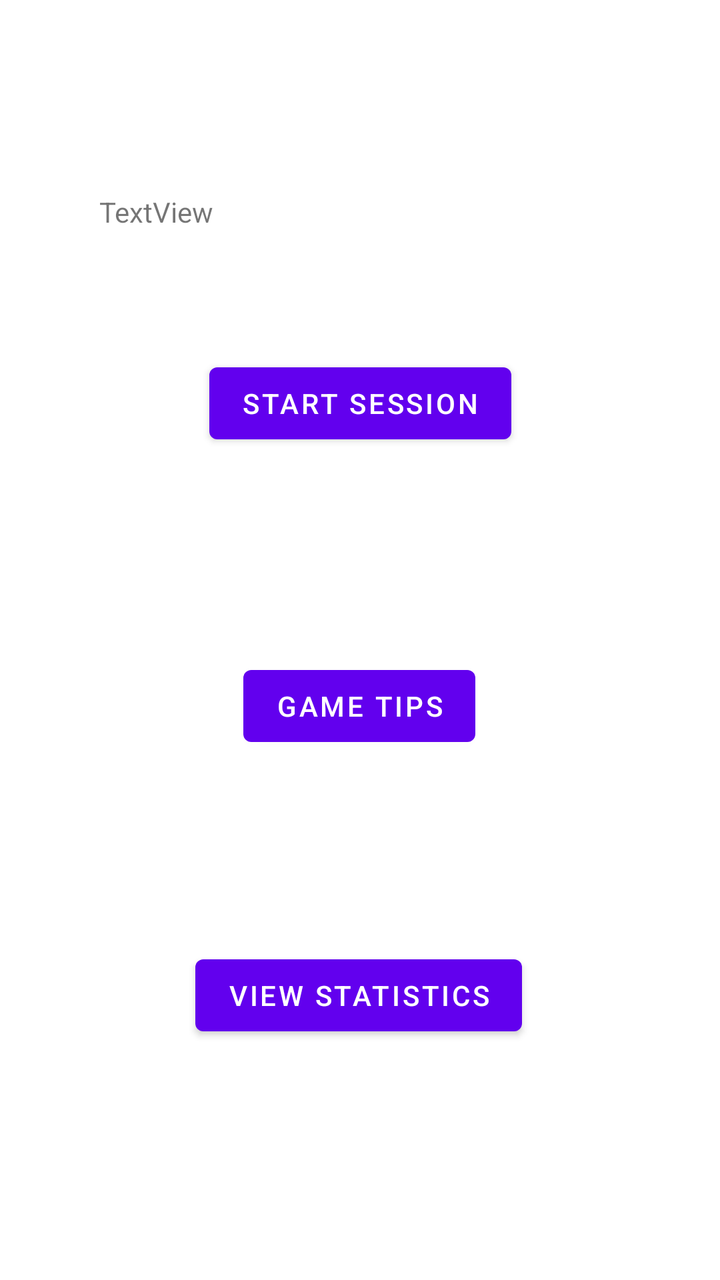
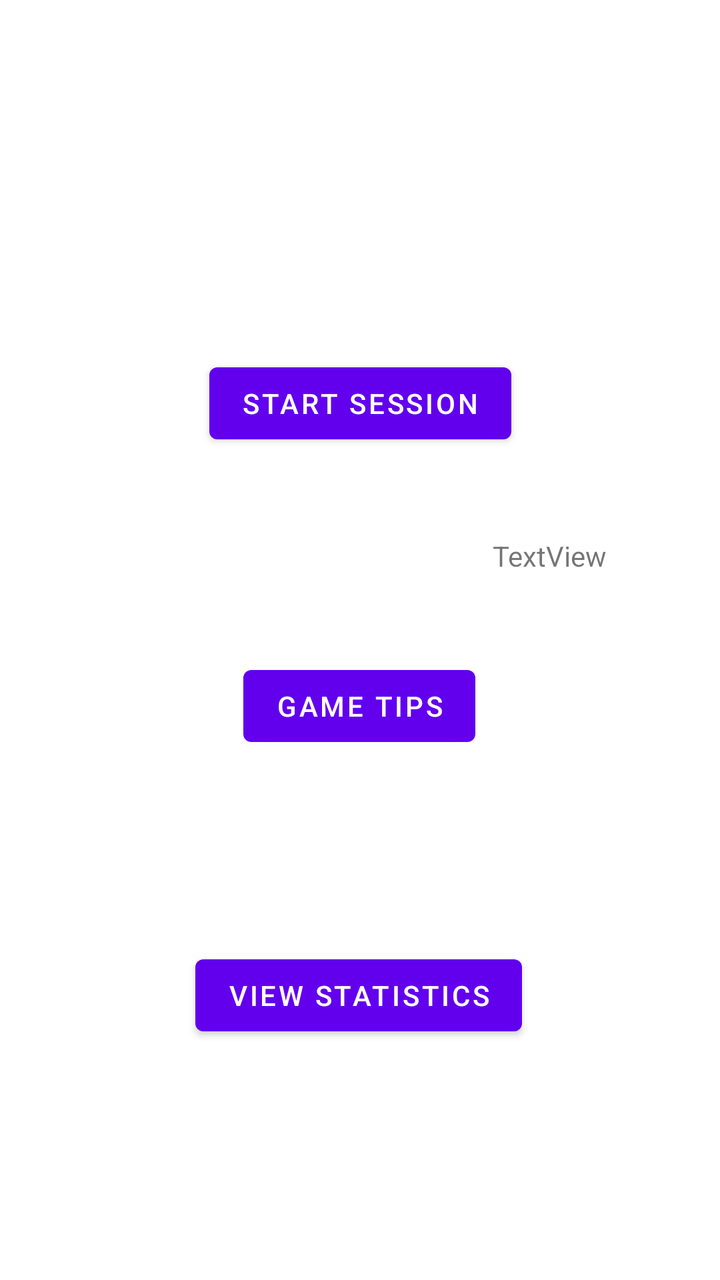

Screens rendered from an Android XML layout before and after an edit, with the pre-edit source and the edit as a unified diff.
<!-- AndroidManifest.xml: application theme Theme.GamblingBadger -->
<!-- res/layout/fragment_home.xml -->
<?xml version="1.0" encoding="utf-8"?>
<androidx.constraintlayout.widget.ConstraintLayout xmlns:android="http://schemas.android.com/apk/res/android"
    xmlns:app="http://schemas.android.com/apk/res-auto"
    xmlns:tools="http://schemas.android.com/tools"
    android:layout_width="match_parent"
    android:layout_height="match_parent"
    tools:context=".HomeFragment">

    <TextView
        android:id="@+id/homeFrag_textview_text"
        android:layout_width="wrap_content"
        android:layout_height="wrap_content"
        android:text="@string/text_view"
        app:layout_constraintBottom_toBottomOf="parent"
        app:layout_constraintEnd_toEndOf="parent"
        app:layout_constraintHorizontal_bias="0.164"
        app:layout_constraintStart_toStartOf="parent"
        app:layout_constraintTop_toTopOf="parent"
        app:layout_constraintVertical_bias="0.155" />

    <Button
        android:id="@+id/homeFrag_button_gameTips"
        android:layout_width="wrap_content"
        android:layout_height="wrap_content"
        android:text="@string/casinoSessionFrag_button_gameTips_label"
        app:layout_constraintBottom_toTopOf="@+id/homeFrag_button_statistics"
        app:layout_constraintEnd_toEndOf="parent"
        app:layout_constraintHorizontal_bias="0.498"
        app:layout_constraintStart_toStartOf="parent"
        app:layout_constraintTop_toBottomOf="@+id/homeFrag_button_startSession"
        app:layout_constraintVertical_bias="0.517" />

    <Button
        android:id="@+id/homeFrag_button_startSession"
        android:layout_width="wrap_content"
        android:layout_height="wrap_content"
        android:text="@string/homeFrag_button_startSession_label"
        app:layout_constraintBottom_toBottomOf="parent"
        app:layout_constraintEnd_toEndOf="parent"
        app:layout_constraintStart_toStartOf="parent"
        app:layout_constraintTop_toTopOf="parent"
        app:layout_constraintVertical_bias="0.3" />

    <Button
        android:id="@+id/homeFrag_button_statistics"
        android:layout_width="wrap_content"
        android:layout_height="wrap_content"
        android:text="@string/homeFrag_button_statistics_label"
        app:layout_constraintBottom_toBottomOf="parent"
        app:layout_constraintEnd_toEndOf="parent"
        app:layout_constraintHorizontal_bias="0.497"
        app:layout_constraintStart_toStartOf="parent"
        app:layout_constraintTop_toTopOf="parent"
        app:layout_constraintVertical_bias="0.8" />

</androidx.constraintlayout.widget.ConstraintLayout>
<!-- resources referenced by this layout -->
<resources>
  <string name="casinoSessionFrag_button_gameTips_label">@string/gameTips_label</string>
  <string name="homeFrag_button_startSession_label">@string/startSession_label</string>
  <string name="homeFrag_button_statistics_label">@string/statistics_label</string>
  <string name="text_view">TextView</string>
  <style name="Theme.GamblingBadger" parent="Theme.MaterialComponents.DayNight.DarkActionBar">
          
          <item name="colorPrimary">@color/purple_500</item>
          <item name="colorPrimaryVariant">@color/purple_700</item>
          <item name="colorOnPrimary">@color/white</item>
          
          <item name="colorSecondary">@color/teal_200</item>
          <item name="colorSecondaryVariant">@color/teal_700</item>
          <item name="colorOnSecondary">@color/black</item>
          
          <item name="android:statusBarColor" tools:targetApi="l">?attr/colorPrimaryVariant</item>
          
      </style>
  <color name="purple_500">#FF6200EE</color>
  <color name="purple_700">#FF3700B3</color>
  <color name="white">#FFFFFFFF</color>
  <color name="teal_200">#FF03DAC5</color>
  <color name="teal_700">#FF018786</color>
  <color name="black">#FF000000</color>
</resources>

<!-- the commit's change to res/layout/fragment_home.xml (unified diff, before → after) -->
@@ -13,10 +13,10 @@
         android:text="@string/text_view"
         app:layout_constraintBottom_toBottomOf="parent"
         app:layout_constraintEnd_toEndOf="parent"
-        app:layout_constraintHorizontal_bias="0.164"
+        app:layout_constraintHorizontal_bias="0.813"
         app:layout_constraintStart_toStartOf="parent"
         app:layout_constraintTop_toTopOf="parent"
-        app:layout_constraintVertical_bias="0.155" />
+        app:layout_constraintVertical_bias="0.432" />
 
     <Button
         android:id="@+id/homeFrag_button_gameTips"
